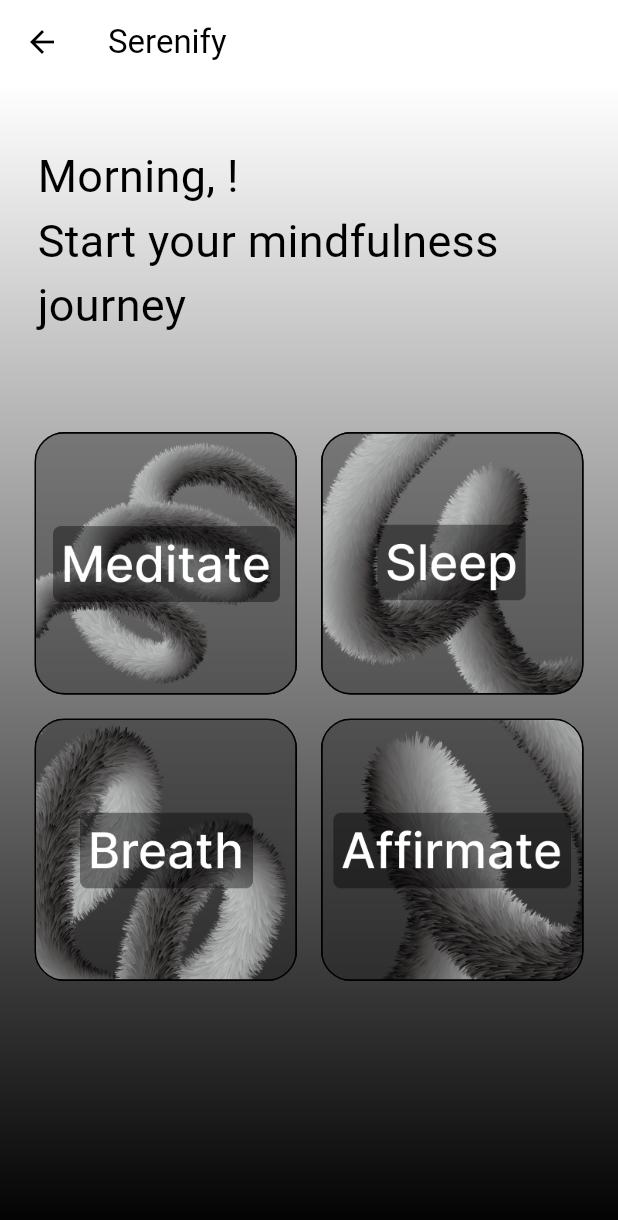
After one commit to Jagjit0306/Myriad, a Flutter app: the SerenifyPage screen opened by its route, on a phone screen of 412 x 824 dp. The commit adds this screen. Shown: the top 1220 px of the screen. Run offline on Flutter 3.47's test engine with Material 3 defaults, Android fonts, the phone set to English and light mode, and no system bars; our stand-ins replace audioplayers, camera, cloud_firestore, dash_chat_2, firebase_auth, firebase_core and 8 more; missing offline and left inert: google_maps_webservice; accounts and stored records are empty; generated files the repository leaves out were written again.

Commit message:
Serenify skeleton added
-> Serenify features need to be added

```diff
--- a/myriad/lib/components/banner_1.dart
+++ b/myriad/lib/components/banner_1.dart
@@ -17,10 +17,10 @@ class Banner1 extends StatelessWidget {
       mainAxisAlignment: MainAxisAlignment.center,
       children: [
         SizedBox(height: 80),
-        const Text(
+        Text(
           'Featuring',
           style: TextStyle(
-            color: Colors.white,
+            color: Theme.of(context).colorScheme.inversePrimary,
             fontSize: 24,
             fontWeight: FontWeight.w400,
             decorationThickness: 2,
@@ -33,7 +33,7 @@ class Banner1 extends StatelessWidget {
             Text(
               'M',
               style: TextStyle(
-                color: Colors.white,
+                color: Theme.of(context).colorScheme.inversePrimary,
                 fontSize: 60,
                 fontWeight: FontWeight.bold,
               ),
@@ -42,7 +42,7 @@ class Banner1 extends StatelessWidget {
             Text(
               'x',
               style: TextStyle(
-                color: Colors.white,
+                color: Theme.of(context).colorScheme.inversePrimary,
                 fontSize: 40,
                 fontWeight: FontWeight.w400,
               ),
@@ -52,7 +52,7 @@ class Banner1 extends StatelessWidget {
               angle: tilt,
               child: Icon(
                 bannerIcon,
-                color: Colors.white,
+                color: Theme.of(context).colorScheme.inversePrimary,
                 size: 60,
               ),
             ),
--- a/myriad/lib/components/my_drawer.dart
+++ b/myriad/lib/components/my_drawer.dart
@@ -64,6 +64,19 @@ class MyDrawer extends StatelessWidget {
                       //this is already the homescreen so pop drawer
                       Navigator.pop(context);
                       Navigator.pushNamed(context, '/gemini_chat');
+                    },
+                  ),
+
+                  ListTile(
+                    leading: Icon(
+                      Icons.self_improvement_rounded,
+                      color: Theme.of(context).colorScheme.inversePrimary,
+                    ),
+                    title: Text('S E R E N I F Y'),
+                    onTap: () {
+                      //this is already the homescreen so pop drawer
+                      Navigator.pop(context);
+                      Navigator.pushNamed(context, '/serenify');
                     },
                   ),
 
--- a/myriad/lib/main.dart
+++ b/myriad/lib/main.dart
@@ -11,6 +11,7 @@ import 'package:myriad/pages/home_page.dart';
 import 'package:myriad/pages/maps_wheelchair_home_page.dart';
 import 'package:myriad/pages/on_boarding.dart';
 import 'package:myriad/pages/hearify_page.dart';
+import 'package:myriad/pages/serenify_page.dart';
 import 'package:myriad/pages/sightify_page.dart';
 import 'package:myriad/pages/speakify_page.dart';
 import 'package:myriad/pages/voicify_page.dart';
@@ -53,6 +54,7 @@ class MainApp extends StatelessWidget {
         '/voicify': (context) => VoicifyPage(),
         '/sightify': (context) => SightifyPage(),
         '/feelify': (context) => const FeelifyPage(),
+        '/serenify': (context) => const SerenifyPage(),
       },
     );
   }
--- /dev/null
+++ b/myriad/lib/pages/serenify_page.dart
@@ -0,0 +1,114 @@
+import 'package:firebase_auth/firebase_auth.dart';
+import 'package:flutter/material.dart';
+
+class SerenifyPage extends StatefulWidget {
+  const SerenifyPage({super.key});
+
+  @override
+  State<SerenifyPage> createState() => _SerenifyPageState();
+}
+
+class _SerenifyPageState extends State<SerenifyPage> {
+  // @override
+  // void didChangeDependencies() {
+  //   super.didChangeDependencies();
+  //   SystemChrome.setSystemUIOverlayStyle(SystemUiOverlayStyle.light);
+  // }
+
+  @override
+  Widget build(BuildContext context) {
+    // WidgetsBinding.instance.addPostFrameCallback((_) {
+    //   if (Platform.isAndroid) {
+    //     SystemChrome.setSystemUIOverlayStyle(const SystemUiOverlayStyle(
+    //       systemNavigationBarColor: Colors.black,
+    //     ));
+    //   }
+    // });
+    return Theme(
+      data: ThemeData.dark(),
+      child: Scaffold(
+        appBar: AppBar(
+          title: const Text(
+            'Serenify',
+            style: TextStyle(color: Colors.black),
+          ),
+          backgroundColor: Colors.white,
+          iconTheme: const IconThemeData(color: Colors.black),
+        ),
+        body: Container(
+          width: double.infinity,
+          decoration: const BoxDecoration(
+            gradient: LinearGradient(
+              begin: Alignment.topCenter,
+              end: Alignment.bottomCenter,
+              colors: [Colors.white, Colors.black],
+            ),
+          ),
+          child: Column(
+            children: [
+              Padding(
+                padding: const EdgeInsets.fromLTRB(25, 40, 25, 40),
+                child: SizedBox(
+                  width: double.infinity,
+                  child: Column(
+                    crossAxisAlignment: CrossAxisAlignment.start,
+                    children: [
+                      Text(
+                        "Morning, ${(FirebaseAuth.instance.currentUser!.displayName as String).split(" ")[0]}!\n"
+                        "Start your mindfulness journey",
+                        style: TextStyle(
+                          color: Colors.black,
+                          fontSize: 30,
+                          fontWeight: FontWeight.w400,
+                        ),
+                        textAlign: TextAlign.left,
+                      ),
+                    ],
+                  ),
+                ),
+              ),
+              Padding(
+                padding: const EdgeInsets.all(15.0),
+                child: GridView.count(
+                  crossAxisCount: 2,
+                  shrinkWrap: true,
+                  children: [
+                    SerenifySubWidget(imgPath: 'assets/Frame_Meditate.png'),
+                    SerenifySubWidget(imgPath: 'assets/Frame_Sleep.png'),
+                    SerenifySubWidget(imgPath: 'assets/Frame_Breath.png'),
+                    SerenifySubWidget(imgPath: 'assets/Frame_Affirmate.png'),
+                  ],
+                ),
+              ),
+            ],
+          ),
+        ),
+      ),
+    );
+  }
+}
+
+class SerenifySubWidget extends StatelessWidget {
+  String imgPath;
+  SerenifySubWidget({super.key, required this.imgPath});
+
+  @override
+  Widget build(BuildContext context) {
+    return Padding(
+      padding: const EdgeInsets.all(8.0),
+      child: Container(
+        width: double.infinity,
+        height: double.infinity,
+        decoration: BoxDecoration(
+          image: DecorationImage(
+            image: AssetImage(imgPath),
+            fit: BoxFit.cover,
+          ),
+          border: Border.all(color: Colors.black, width: 1),
+          borderRadius: BorderRadius.circular(20),
+        ),
+        // child: const Text('heyy'),
+      ),
+    );
+  }
+}
--- a/myriad/pubspec.yaml
+++ b/myriad/pubspec.yaml
@@ -39,3 +39,7 @@ flutter:
     - assets/login_asset.png
     - assets/google_icon.png
     - assets/scream.mp3
+    - assets/Frame_Meditate.png
+    - assets/Frame_Sleep.png
+    - assets/Frame_Breath.png
+    - assets/Frame_Affirmate.png
```
Also changed, not shown: myriad/assets/Frame_Affirmate.png (added), myriad/assets/Frame_Breath.png (added), myriad/assets/Frame_Meditate.png (added), myriad/assets/Frame_Sleep.png (added).
